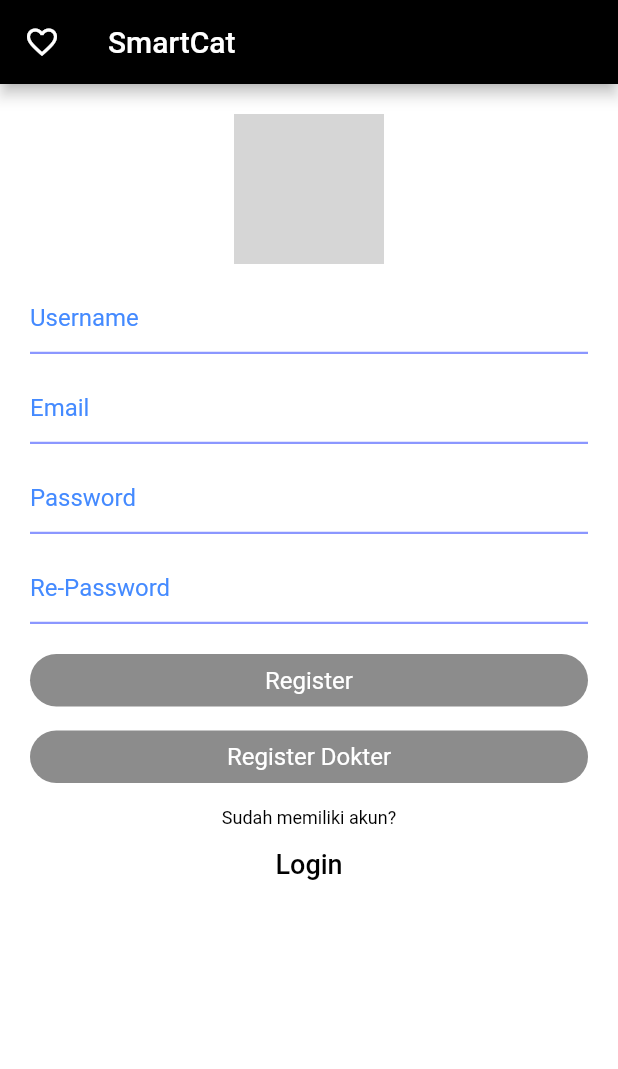
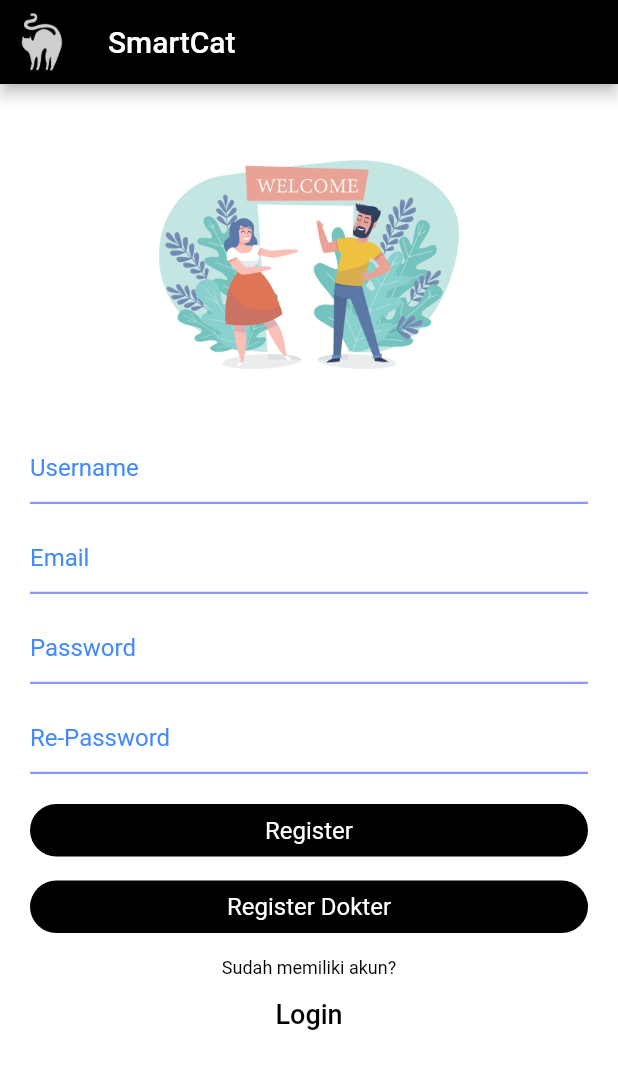
Before and after one commit to zainalbani/finalproject_pmoif20a_zainalbanibudiprabowo, a Flutter app: the screen it shows after launch, after a tap on "Register", on a phone screen of 412 x 824 dp. Shown: the top 1069 px of the screen. Run offline on Flutter 3.47's test engine with Material 2 defaults, Android fonts, the phone set to English and light mode, and no system bars; grey boxes are pictures that could not be loaded.

Commit message:
menambahkan gambar pada login dan register

```diff
--- a/lib/screens/login_view.dart
+++ b/lib/screens/login_view.dart
@@ -11,10 +11,12 @@ class LoginPage extends StatelessWidget {
   Widget build(BuildContext context) {
     return Scaffold(
       appBar: AppBar(
-        leading: Icon(Icons.favorite_border),
-        title: Text ("SmartCat"),
+        leading: Image.asset('assets/images/logo.png'),
+        title: Text ("SmartCat",),
+
         backgroundColor: Colors.black,
       ),
+
       body: Container(
         color: Colors.white,
         padding: EdgeInsets.all(20.0),
@@ -39,8 +41,8 @@ class LoginPage extends StatelessWidget {
 Widget _iconLogin() {
   return Image.asset(
     "assets/images/login.png",
-      width: 150.0,
-      height: 150.0,
+      width: 200.0,
+      height: 200.0,
   ); //images
 }
 
@@ -126,7 +128,7 @@ Widget _buildButton(BuildContext context) {
             textAlign: TextAlign.center,
           ),
           decoration: BoxDecoration(
-            color: Colors.black45,
+            color: Colors.black,
             borderRadius: BorderRadius.circular(30.0),
           ),
         ),
@@ -153,7 +155,7 @@ Widget _buildButton(BuildContext context) {
             textAlign: TextAlign.center,
           ),
           decoration: BoxDecoration(
-            color: Colors.black45,
+            color: Colors.black,
             borderRadius: BorderRadius.circular(30.0),
           ),
         ),
--- a/lib/screens/register_view.dart
+++ b/lib/screens/register_view.dart
@@ -11,7 +11,7 @@ class RegisterPage extends StatelessWidget {
   Widget build(BuildContext context) {
     return Scaffold(
       appBar: AppBar(
-        leading: Icon(Icons.favorite_border),
+        leading: Image.asset('assets/images/logo.png'),
         title: Text ("SmartCat",),
         backgroundColor: Colors.black,
       ),
@@ -39,8 +39,8 @@ class RegisterPage extends StatelessWidget {
 Widget _iconRegister() {
   return Image.asset(
     "assets/images/login.png",
-    width: 100.0,
-    height: 100.0,
+    width: 200.0,
+    height: 200.0,
   );
 }
 
@@ -168,7 +168,7 @@ Widget _buildButton(BuildContext context) {
             textAlign: TextAlign.center,
           ),
           decoration: BoxDecoration(
-            color: Colors.black45,
+            color: Colors.black,
             borderRadius: BorderRadius.circular(30.0),
           ),
         ),
@@ -189,7 +189,7 @@ Widget _buildButton(BuildContext context) {
             textAlign: TextAlign.center,
           ),
           decoration: BoxDecoration(
-            color: Colors.black45,
+            color: Colors.black,
             borderRadius: BorderRadius.circular(30.0),
           ),
         ),
--- a/pubspec.yaml
+++ b/pubspec.yaml
@@ -58,7 +58,8 @@ flutter:
   uses-material-design: true
 
   # To add assets to your application, add an assets section, like this:
-  # assets:
+  assets:
+     - assets/images/
 
 
 
```
Also changed, not shown: assets/images/login.png (added), assets/images/logo.png (added), assets/images/smartcat.png (added).
